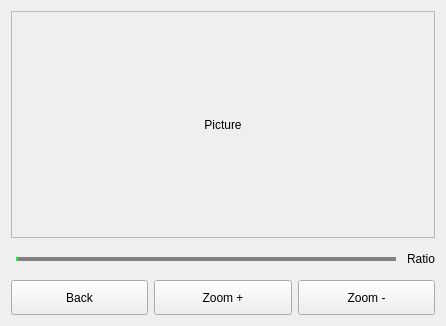
Above: src/dlgloadpic.ui from ic005k/Knot-Legacy before the change. Below: the same form after it.
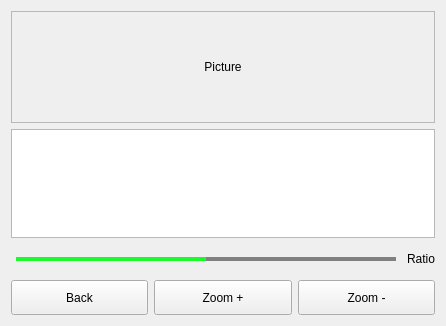
That is the form after the change. Icons and pictures are not drawn.

What changed in the file:
```diff
--- a/src/dlgloadpic.ui
+++ b/src/dlgloadpic.ui
@@ -55,7 +55,7 @@
         <x>0</x>
         <y>0</y>
         <width>420</width>
-        <height>209</height>
+        <height>110</height>
        </rect>
       </property>
       <layout class="QGridLayout" name="gridLayout">
@@ -85,6 +85,28 @@
      </widget>
     </widget>
    </item>
+   <item>
+    <widget class="QGraphicsView" name="graphicsView">
+     <property name="acceptDrops">
+      <bool>false</bool>
+     </property>
+     <property name="verticalScrollBarPolicy">
+      <enum>Qt::ScrollBarAlwaysOff</enum>
+     </property>
+     <property name="horizontalScrollBarPolicy">
+      <enum>Qt::ScrollBarAlwaysOff</enum>
+     </property>
+     <property name="interactive">
+      <bool>true</bool>
+     </property>
+     <property name="renderHints">
+      <set>QPainter::TextAntialiasing</set>
+     </property>
+     <property name="cacheMode">
+      <set>QGraphicsView::CacheNone</set>
+     </property>
+    </widget>
+   </item>
    <item>
     <layout class="QHBoxLayout" name="horizontalLayout">
      <item>
@@ -124,6 +146,12 @@
 	
 }</string>
        </property>
+       <property name="pageStep">
+        <number>1</number>
+       </property>
+       <property name="value">
+        <number>49</number>
+       </property>
        <property name="orientation">
         <enum>Qt::Horizontal</enum>
        </property>
```
